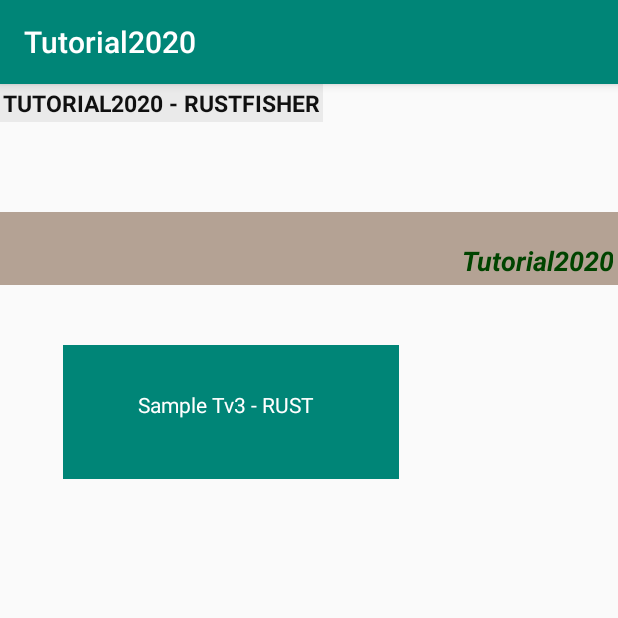
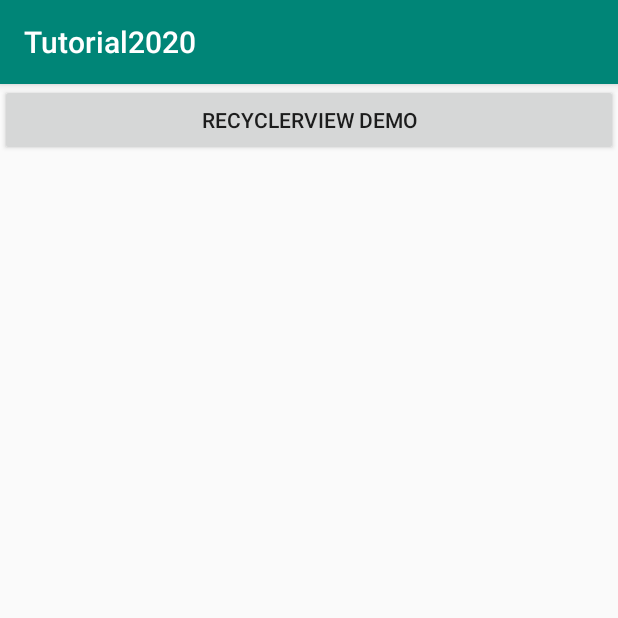
Before and after one commit to AnRFDev/Tutorial2020, an Android app: the screen it shows after launch (MainActivity), on a phone screen of 412 x 824 dp, the top half of it. Run offline under Robolectric (Android 15) with nearby library versions, the phone set to English and light mode, and no system bars.

Commit message:
添加recyclerView示例1

```diff
--- a/app/build.gradle
+++ b/app/build.gradle
@@ -26,4 +26,6 @@ dependencies {
     testImplementation 'junit:junit:4.12'
     androidTestImplementation 'androidx.test:runner:1.2.0'
     androidTestImplementation 'androidx.test.espresso:espresso-core:3.2.0'
+
+    implementation 'androidx.recyclerview:recyclerview:1.1.0'
 }
--- a/app/src/main/AndroidManifest.xml
+++ b/app/src/main/AndroidManifest.xml
@@ -9,6 +9,7 @@
         android:roundIcon="@mipmap/ic_launcher_round"
         android:supportsRtl="true"
         android:theme="@style/AppTheme">
+        <activity android:name=".recyler.RecyclerViewDemoActivity"></activity>
         <activity android:name=".MainActivity">
             <intent-filter>
                 <action android:name="android.intent.action.MAIN" />
--- a/app/src/main/java/com/rustfisher/tutorial2020/MainActivity.java
+++ b/app/src/main/java/com/rustfisher/tutorial2020/MainActivity.java
@@ -2,8 +2,12 @@ package com.rustfisher.tutorial2020;
 
 import androidx.appcompat.app.AppCompatActivity;
 
+import android.content.Intent;
 import android.os.Bundle;
+import android.view.View;
 import android.widget.TextView;
+
+import com.rustfisher.tutorial2020.recyler.RecyclerViewDemoActivity;
 
 public class MainActivity extends AppCompatActivity {
 
@@ -11,6 +15,11 @@ public class MainActivity extends AppCompatActivity {
     protected void onCreate(Bundle savedInstanceState) {
         super.onCreate(savedInstanceState);
         setContentView(R.layout.activity_main);
-
+        findViewById(R.id.re_btn).setOnClickListener(new View.OnClickListener() {
+            @Override
+            public void onClick(View v) {
+                startActivity(new Intent(getApplicationContext(), RecyclerViewDemoActivity.class));
+            }
+        });
     }
 }
--- a/app/src/main/res/layout/activity_main.xml
+++ b/app/src/main/res/layout/activity_main.xml
@@ -7,46 +7,23 @@
     android:orientation="vertical"
     tools:context=".MainActivity">
 
-    <TextView
-        android:id="@+id/sample_tv1"
-        android:layout_width="wrap_content"
-        android:layout_height="wrap_content"
-        android:background="#eaeaea"
-        android:padding="2dp"
-        android:text="Tutorial2020 - RustFisher"
-        android:textAlignment="center"
-        android:textAllCaps="true"
-        android:textColor="#101010"
-        android:textSize="15sp"
-        android:textStyle="bold" />
+    <ScrollView
+        android:layout_width="match_parent"
+        android:layout_height="match_parent">
 
-    <TextView
-        android:id="@+id/sample_tv2"
-        android:layout_width="match_parent"
-        android:layout_height="wrap_content"
-        android:layout_marginTop="60dp"
-        android:background="#B4A294"
-        android:paddingStart="1dp"
-        android:paddingTop="20dp"
-        android:paddingEnd="3dp"
-        android:paddingBottom="4dp"
-        android:text="@string/app_name"
-        android:textAlignment="textEnd"
-        android:textAllCaps="false"
-        android:textColor="#004400"
-        android:textSize="18sp"
-        android:textStyle="bold|italic" />
+        <LinearLayout
+            android:orientation="vertical"
+            android:layout_width="match_parent"
+            android:layout_height="wrap_content">
 
-    <TextView
-        android:layout_width="wrap_content"
-        android:layout_height="wrap_content"
-        android:layout_marginStart="42dp"
-        android:layout_marginTop="40dp"
-        android:background="@color/colorPrimary"
-        android:paddingStart="50dp"
-        android:paddingTop="30dp"
-        android:paddingEnd="56dp"
-        android:paddingBottom="40dp"
-        android:text="Sample Tv3 - RUST"
-        android:textColor="#ffffff" />
+            <Button
+                android:id="@+id/re_btn"
+                android:text="RecyclerView demo"
+                android:layout_width="match_parent"
+                android:layout_height="wrap_content" />
+
+        </LinearLayout>
+
+    </ScrollView>
+
 </LinearLayout>
```
Also changed, not shown: app/src/main/java/com/rustfisher/tutorial2020/recyler/RecyclerViewDemoActivity.java (added, +81 -0 lines), app/src/main/res/layout/activity_recyler_view_demo.xml (added, +14 -0 lines), app/src/main/res/layout/item_letter.xml (added, +19 -0 lines).
